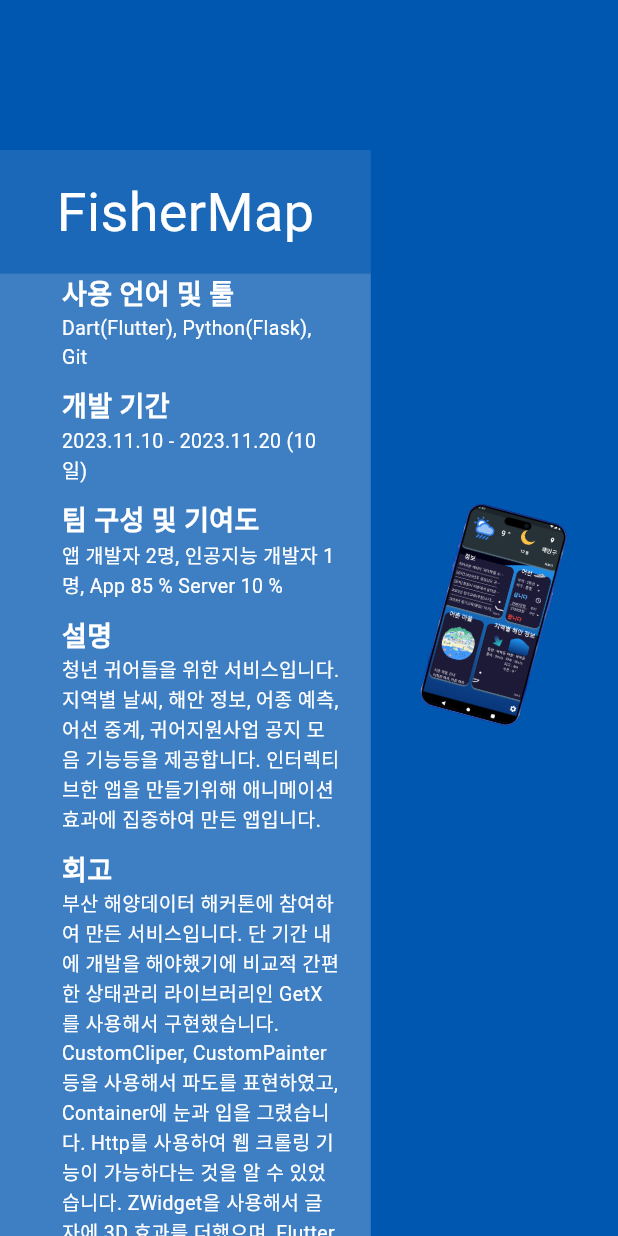
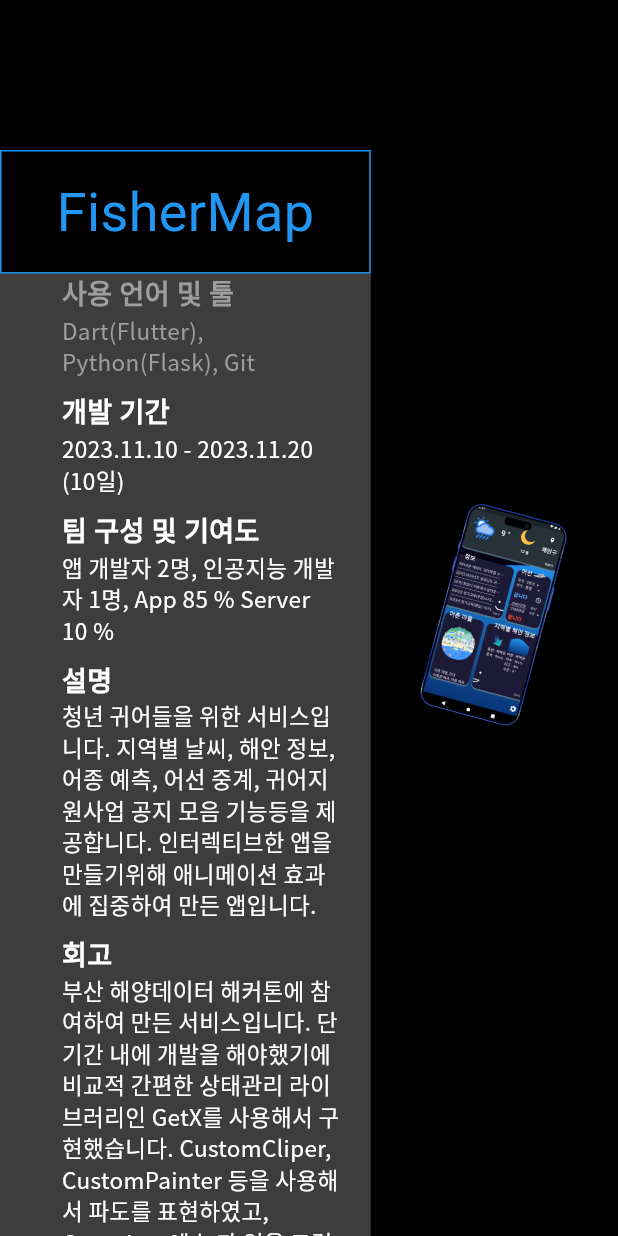
Before and after one commit to k984530/Homepage, a Flutter app: the Portfolio001 widget shown alone on an empty page, opened directly, on a phone screen of 412 x 824 dp. Run offline on Flutter 3.47's test engine with Material 3 defaults, Android fonts, the phone set to English and light mode, and no system bars; our stand-ins replace get, glassmorphism, google_fonts, lottie, video_player.

Commit message:
[ADD] workflow

```diff
--- a/lib/Screens/First/Portfolios/FirstPortfolio.dart
+++ b/lib/Screens/First/Portfolios/FirstPortfolio.dart
@@ -6,14 +6,19 @@ import 'package:google_fonts/google_fonts.dart';
 import '../MainScreen.dart';
 
 class Portfolio001 extends StatelessWidget {
-  const Portfolio001({super.key});
+  Portfolio001({super.key});
+
+  Color Title = Colors.blue;
+  Color Subject = Colors.blue;
+  Color Content = Colors.blue;
+  Color Background = Colors.blue;
 
   @override
   Widget build(BuildContext context) {
     return Container(
       width: w,
       height: h,
-      color: const Color.fromARGB(255, 0, 87, 175),
+      color: Colors.black,
       child: Stack(
         children: [
           Positioned(
@@ -65,12 +70,12 @@ class Portfolio001 extends StatelessWidget {
             height: h * 0.1,
             width: w * 0.6,
             child: Container(
-              color: Colors.white10,
               alignment: Alignment.center,
+              decoration: BoxDecoration(border: Border.all(color: Title)),
               child: Text(
                 "FisherMap",
                 style: TextStyle(
-                  color: Colors.white,
+                  color: Title,
                   fontSize: 36,
                 ),
               ),
@@ -93,15 +98,15 @@ class Portfolio001 extends StatelessWidget {
                       text: '사용 언어 및 툴\n',
                       style: GoogleFonts.ibmPlexSansKr(
                         fontWeight: FontWeight.bold,
-                        color: Colors.white,
+                        color: Colors.grey,
                         fontSize: 18,
                       ),
                       children: [
                         TextSpan(
                           text: 'Dart(Flutter), Python(Flask), Git',
-                          style: TextStyle(
+                          style: GoogleFonts.notoSansKr(
                             fontWeight: FontWeight.normal,
-                            fontSize: 13,
+                            fontSize: 15,
                           ),
                         ),
                       ],
@@ -121,9 +126,9 @@ class Portfolio001 extends StatelessWidget {
                       children: [
                         TextSpan(
                           text: '2023.11.10 - 2023.11.20 (10일)',
-                          style: TextStyle(
+                          style: GoogleFonts.notoSansKr(
                             fontWeight: FontWeight.normal,
-                            fontSize: 13,
+                            fontSize: 15,
                           ),
                         )
                       ],
@@ -143,9 +148,9 @@ class Portfolio001 extends StatelessWidget {
                       children: [
                         TextSpan(
                           text: '앱 개발자 2명, 인공지능 개발자 1명, App 85 % Server 10 %',
-                          style: TextStyle(
+                          style: GoogleFonts.notoSansKr(
                             fontWeight: FontWeight.normal,
-                            fontSize: 13,
+                            fontSize: 15,
                           ),
                         ),
                       ],
@@ -166,9 +171,9 @@ class Portfolio001 extends StatelessWidget {
                         TextSpan(
                           text:
                               '청년 귀어들을 위한 서비스입니다. 지역별 날씨, 해안 정보, 어종 예측, 어선 중계, 귀어지원사업 공지 모음 기능등을 제공합니다. 인터렉티브한 앱을 만들기위해 애니메이션 효과에 집중하여 만든 앱입니다.',
-                          style: TextStyle(
+                          style: GoogleFonts.notoSansKr(
                             fontWeight: FontWeight.normal,
-                            fontSize: 13,
+                            fontSize: 15,
                           ),
                         ),
                       ],
@@ -189,9 +194,9 @@ class Portfolio001 extends StatelessWidget {
                         TextSpan(
                           text:
                               "부산 해양데이터 해커톤에 참여하여 만든 서비스입니다. 단 기간 내에 개발을 해야했기에 비교적 간편한 상태관리 라이브러리인 GetX를 사용해서 구현했습니다. CustomCliper, CustomPainter 등을 사용해서 파도를 표현하였고, Container에 눈과 입을 그렸습니다. Http를 사용하여 웹 크롤링 기능이 가능하다는 것을 알 수 있었습니다. ZWidget을 사용해서 글자에 3D 효과를 더했으며, Flutter가 3D를 기반으로 렌더링 된다는 사실을 알 수 있었습니다.",
-                          style: TextStyle(
+                          style: GoogleFonts.notoSansKr(
                             fontWeight: FontWeight.normal,
-                            fontSize: 13,
+                            fontSize: 15,
                           ),
                         ),
                       ],
```
Also changed, not shown: 1 other file.
